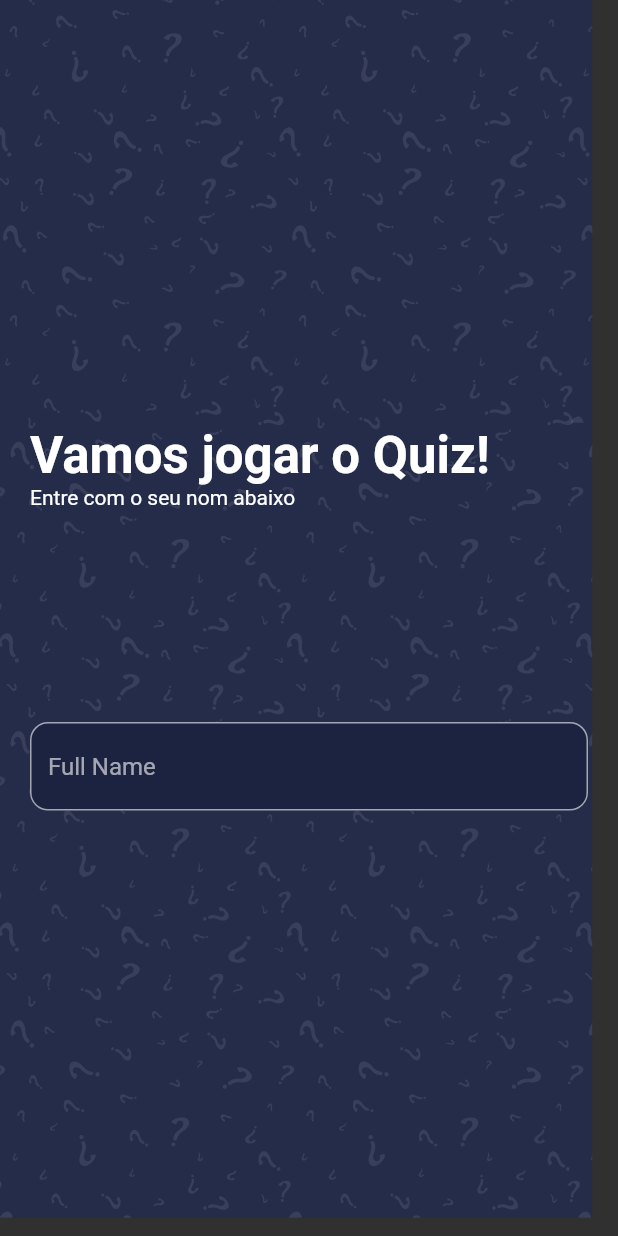
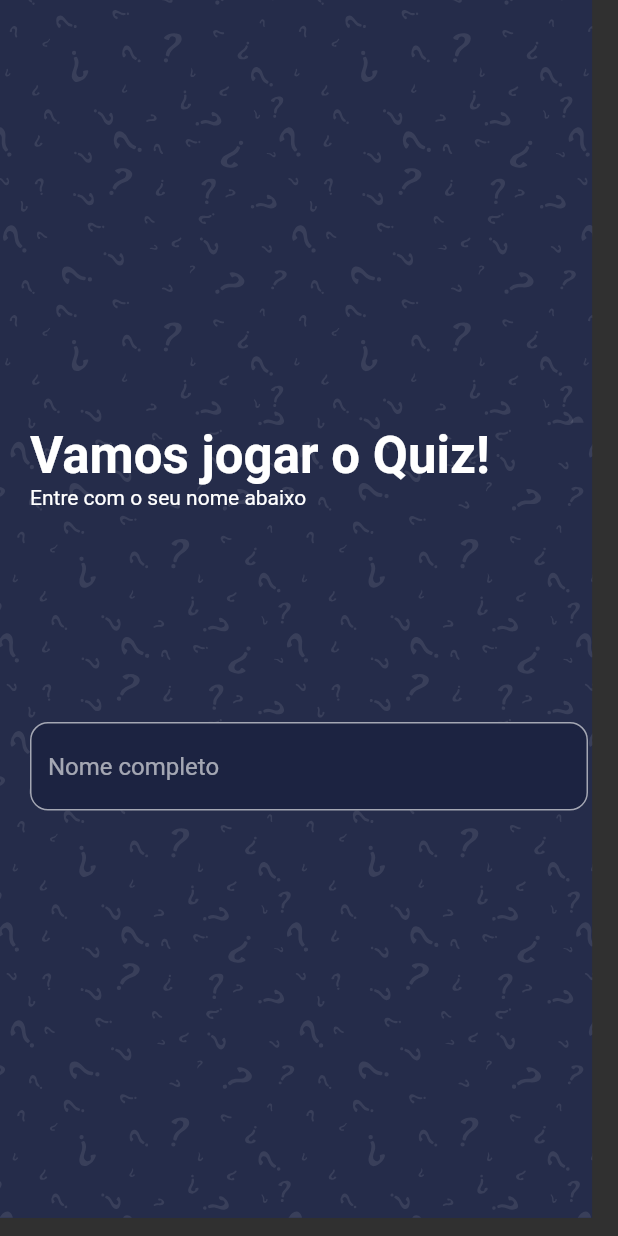
Before and after one commit to lucasoliveirasouza/quiz-app, a Flutter app: the screen it shows after launch, on a phone screen of 412 x 824 dp. Run offline on Flutter 3.47's test engine with Material 2 defaults, Android fonts, the phone set to English and light mode, and no system bars; our stand-ins replace get, websafe_svg.

Commit message:
Criando home

```diff
--- a/lib/view/home/home.dart
+++ b/lib/view/home/home.dart
@@ -31,13 +31,13 @@ class _HomeViewState extends State<HomeView> {
                           fontWeight: FontWeight.bold,
                         ),
                   ),
-                  Text("Entre com o seu nom abaixo"),
+                  Text("Entre com o seu nome abaixo"),
                   Spacer(),
                   TextField(
                     decoration: InputDecoration(
                       filled: true,
                       fillColor: Color(0xFF1C2341),
-                      hintText: "Full Name",
+                      hintText: "Nome completo",
                       border: OutlineInputBorder(
                         borderRadius: BorderRadius.all(Radius.circular(12)),
                       ),
```
